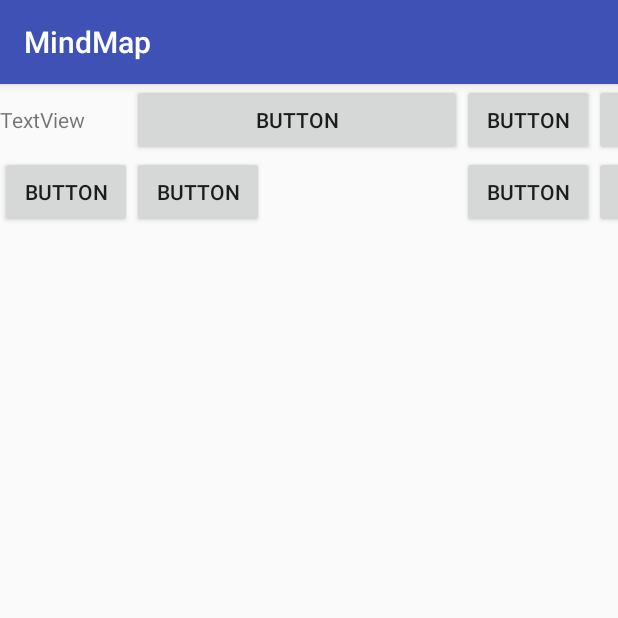
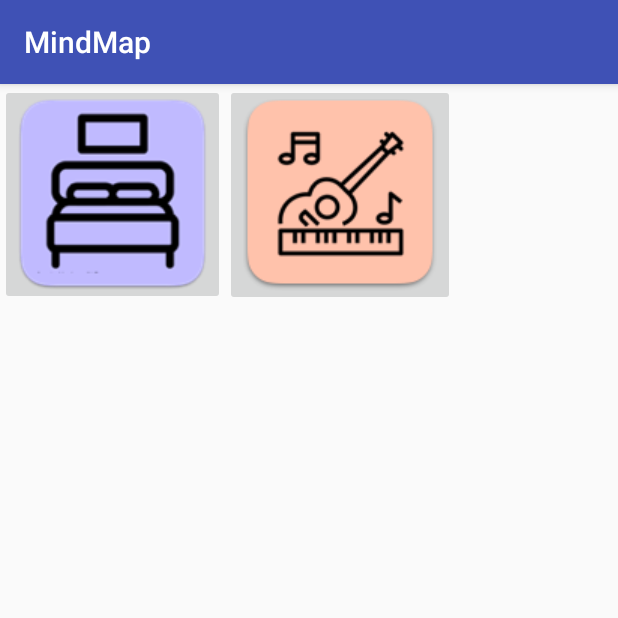
Before and after one commit to AmauryGdo/MindMap2, an Android app: the screen it shows after launch (menu_paysage), on a phone screen of 412 x 824 dp, the top half of it. Run offline under Robolectric (Android 15) with nearby library versions, the phone set to English and light mode, and no system bars; 2 statements that could not run were skipped.

Commit message:
j'ai supprimé les bouton du layout menu verti

```diff
--- a/app/src/main/res/layout/menu_verti.xml
+++ b/app/src/main/res/layout/menu_verti.xml
@@ -9,52 +9,16 @@
     app:columnCount="4"
     app:rowCount="4">
 
-    <TextView
-        android:id="@+id/textView2"
+    <ImageButton
+        android:id="@+id/chambre"
         android:layout_width="wrap_content"
         android:layout_height="wrap_content"
-        android:text="TextView" />
+        android:scaleType="fitXY"
+        app:srcCompat="@drawable/chambre" />
 
-    <Button
-        android:id="@+id/button14"
+    <ImageButton
+        android:id="@+id/jeu"
         android:layout_width="wrap_content"
         android:layout_height="wrap_content"
-        android:minWidth="220dip"
-        android:text="Button" />
-
-    <Button
-        android:id="@+id/button13"
-        android:layout_width="wrap_content"
-        android:layout_height="wrap_content"
-        android:text="Button" />
-
-    <Button
-        android:id="@+id/button12"
-        android:layout_width="wrap_content"
-        android:layout_height="wrap_content"
-        android:text="Button" />
-
-    <Button
-        android:id="@+id/button10"
-        android:layout_width="wrap_content"
-        android:layout_height="wrap_content"
-        android:text="Button" />
-
-    <Button
-        android:id="@+id/button11"
-        android:layout_width="wrap_content"
-        android:layout_height="wrap_content"
-        android:text="Button" />
-
-    <Button
-        android:id="@+id/button9"
-        android:layout_width="wrap_content"
-        android:layout_height="wrap_content"
-        android:text="Button" />
-
-    <Button
-        android:id="@+id/button8"
-        android:layout_width="wrap_content"
-        android:layout_height="wrap_content"
-        android:text="Button" />
+        app:srcCompat="@drawable/jeu" />
 </android.support.v7.widget.GridLayout>
```
Also changed, not shown: app/src/main/res/layout/menu_paysage.xml (+1 -75 lines).
